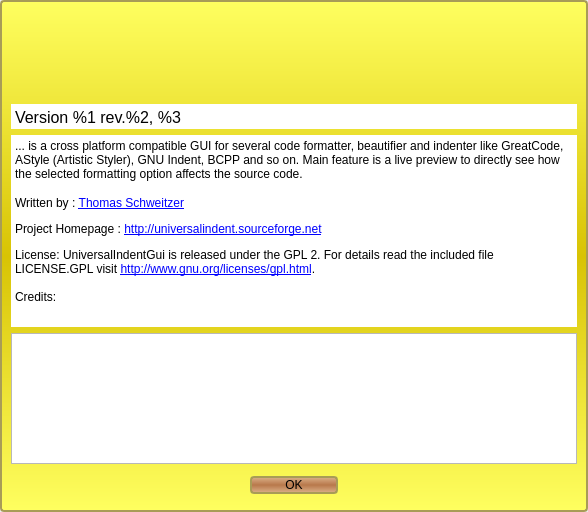
First picture: the form in src/AboutDialog.ui, repository danblakemore/universal-indent-gui, before the edit.
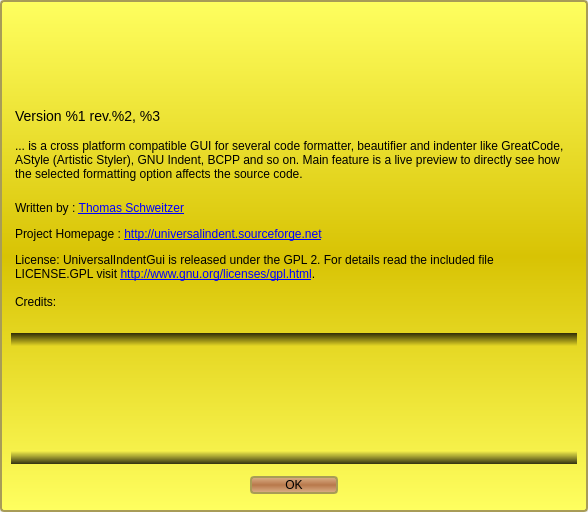
Second picture: the form after the edit. Icons and pictures are not drawn.

Commit message: Some smaller style changes for the AboutDialog and hopefully equal font for all platforms.

```diff
--- a/src/AboutDialog.ui
+++ b/src/AboutDialog.ui
@@ -84,6 +84,9 @@
           <height>25</height>
          </size>
         </property>
+        <property name="styleSheet">
+         <string notr="true">QTextBrowser{background-color:transparent}</string>
+        </property>
         <property name="frameShape">
          <enum>QFrame::NoFrame</enum>
         </property>
@@ -94,8 +97,8 @@
          <string>&lt;!DOCTYPE HTML PUBLIC &quot;-//W3C//DTD HTML 4.0//EN&quot; &quot;http://www.w3.org/TR/REC-html40/strict.dtd&quot;&gt;
 &lt;html&gt;&lt;head&gt;&lt;meta name=&quot;qrichtext&quot; content=&quot;1&quot; /&gt;&lt;style type=&quot;text/css&quot;&gt;
 p, li { white-space: pre-wrap; }
-&lt;/style&gt;&lt;/head&gt;&lt;body style=&quot; font-family:'Sans'; font-size:10pt; font-weight:400; font-style:normal;&quot;&gt;
-&lt;p style=&quot; margin-top:0px; margin-bottom:0px; margin-left:0px; margin-right:0px; -qt-block-indent:0; text-indent:0px;&quot;&gt;&lt;span style=&quot; font-size:12pt;&quot;&gt;Version %1 rev.%2, %3&lt;/span&gt;&lt;/p&gt;&lt;/body&gt;&lt;/html&gt;</string>
+&lt;/style&gt;&lt;/head&gt;&lt;body style=&quot; font-family:'Lucida Grande'; font-size:13pt; font-weight:400; font-style:normal;&quot;&gt;
+&lt;p style=&quot; margin-top:0px; margin-bottom:0px; margin-left:0px; margin-right:0px; -qt-block-indent:0; text-indent:0px;&quot;&gt;&lt;span style=&quot; font-family:'sans-serif'; font-size:large;&quot;&gt;Version %1 rev.%2, %3&lt;/span&gt;&lt;/p&gt;&lt;/body&gt;&lt;/html&gt;</string>
         </property>
        </widget>
       </item>
@@ -110,6 +113,9 @@
         <property name="acceptDrops">
          <bool>false</bool>
         </property>
+        <property name="styleSheet">
+         <string notr="true">QTextBrowser{background-color:transparent}</string>
+        </property>
         <property name="frameShape">
          <enum>QFrame::NoFrame</enum>
         </property>
@@ -120,18 +126,24 @@
          <string>&lt;!DOCTYPE HTML PUBLIC &quot;-//W3C//DTD HTML 4.0//EN&quot; &quot;http://www.w3.org/TR/REC-html40/strict.dtd&quot;&gt;
 &lt;html&gt;&lt;head&gt;&lt;meta name=&quot;qrichtext&quot; content=&quot;1&quot; /&gt;&lt;style type=&quot;text/css&quot;&gt;
 p, li { white-space: pre-wrap; }
-&lt;/style&gt;&lt;/head&gt;&lt;body style=&quot; font-family:'Sans'; font-size:10pt; font-weight:400; font-style:normal;&quot;&gt;
-&lt;p style=&quot; margin-top:0px; margin-bottom:0px; margin-left:0px; margin-right:0px; -qt-block-indent:0; text-indent:0px;&quot;&gt;&lt;span style=&quot; font-family:'MS Shell Dlg 2'; font-size:9pt;&quot;&gt;... is a cross platform compatible GUI for several code formatter, beautifier and indenter like GreatCode, AStyle (Artistic Styler), GNU Indent, BCPP and so on. Main feature is a live preview to directly see how the selected formatting option affects the source code.&lt;/span&gt;&lt;/p&gt;
-&lt;p style=&quot; margin-top:0px; margin-bottom:0px; margin-left:0px; margin-right:0px; -qt-block-indent:0; text-indent:0px;&quot;&gt;&lt;span style=&quot; font-family:'MS Shell Dlg 2'; font-size:9pt;&quot;&gt;&lt;br /&gt;Written by : &lt;/span&gt;&lt;a href=&quot;http://www.thomas-schweitzer.de&quot;&gt;&lt;span style=&quot; font-family:'MS Shell Dlg 2'; font-size:9pt; text-decoration: underline; color:#0000ff;&quot;&gt;Thomas Schweitzer&lt;/span&gt;&lt;/a&gt;&lt;/p&gt;
-&lt;p style=&quot; margin-top:12px; margin-bottom:12px; margin-left:0px; margin-right:0px; -qt-block-indent:0; text-indent:0px;&quot;&gt;&lt;span style=&quot; font-family:'MS Shell Dlg 2'; font-size:9pt;&quot;&gt;Project Homepage : &lt;/span&gt;&lt;a href=&quot;http://universalindent.sourceforge.net&quot;&gt;&lt;span style=&quot; font-family:'MS Shell Dlg 2'; font-size:9pt; text-decoration: underline; color:#0000ff;&quot;&gt;http://universalindent.sourceforge.net&lt;/span&gt;&lt;/a&gt;&lt;/p&gt;
-&lt;p style=&quot; margin-top:0px; margin-bottom:0px; margin-left:0px; margin-right:0px; -qt-block-indent:0; text-indent:0px;&quot;&gt;&lt;span style=&quot; font-family:'MS Shell Dlg 2'; font-size:9pt;&quot;&gt;License: UniversalIndentGui is released under the GPL 2. For details read the included file LICENSE.GPL visit &lt;/span&gt;&lt;a href=&quot;http://www.gnu.org/licenses/gpl.html&quot;&gt;&lt;span style=&quot; font-family:'MS Shell Dlg 2'; font-size:9pt; text-decoration: underline; color:#0000ff;&quot;&gt;http://www.gnu.org/licenses/gpl.html&lt;/span&gt;&lt;/a&gt;&lt;span style=&quot; font-family:'MS Shell Dlg 2'; font-size:9pt;&quot;&gt;.&lt;/span&gt;&lt;/p&gt;
-&lt;p style=&quot;-qt-paragraph-type:empty; margin-top:0px; margin-bottom:0px; margin-left:0px; margin-right:0px; -qt-block-indent:0; text-indent:0px; font-family:'MS Shell Dlg 2'; font-size:9pt;&quot;&gt;&lt;/p&gt;
-&lt;p style=&quot; margin-top:0px; margin-bottom:0px; margin-left:0px; margin-right:0px; -qt-block-indent:0; text-indent:0px;&quot;&gt;&lt;span style=&quot; font-family:'MS Shell Dlg 2'; font-size:9pt;&quot;&gt;Credits:&lt;/span&gt;&lt;/p&gt;&lt;/body&gt;&lt;/html&gt;</string>
+&lt;/style&gt;&lt;/head&gt;&lt;body style=&quot; font-family:'Lucida Grande'; font-size:13pt; font-weight:400; font-style:normal;&quot;&gt;
+&lt;p style=&quot; margin-top:0px; margin-bottom:0px; margin-left:0px; margin-right:0px; -qt-block-indent:0; text-indent:0px;&quot;&gt;&lt;span style=&quot; font-family:'Trebuchet MS,Helvetica,sans-serif'; font-size:medium;&quot;&gt;... is a cross platform compatible GUI for several code formatter, beautifier and indenter like GreatCode, AStyle (Artistic Styler), GNU Indent, BCPP and so on. Main feature is a live preview to directly see how the selected formatting option affects the source code.&lt;/span&gt;&lt;/p&gt;
+&lt;p style=&quot; margin-top:0px; margin-bottom:0px; margin-left:0px; margin-right:0px; -qt-block-indent:0; text-indent:0px;&quot;&gt;&lt;span style=&quot; font-family:'Trebuchet MS,Helvetica,sans-serif'; font-size:medium;&quot;&gt;&lt;br /&gt;Written by : &lt;/span&gt;&lt;a href=&quot;http://www.thomas-schweitzer.de&quot;&gt;&lt;span style=&quot; font-family:'Trebuchet MS,Helvetica,sans-serif'; font-size:medium; text-decoration: underline; color:#0000ff;&quot;&gt;Thomas Schweitzer&lt;/span&gt;&lt;/a&gt;&lt;/p&gt;
+&lt;p style=&quot; margin-top:12px; margin-bottom:12px; margin-left:0px; margin-right:0px; -qt-block-indent:0; text-indent:0px;&quot;&gt;&lt;span style=&quot; font-family:'Trebuchet MS,Helvetica,sans-serif'; font-size:medium;&quot;&gt;Project Homepage : &lt;/span&gt;&lt;a href=&quot;http://universalindent.sourceforge.net&quot;&gt;&lt;span style=&quot; font-family:'Trebuchet MS,Helvetica,sans-serif'; font-size:medium; text-decoration: underline; color:#0000ff;&quot;&gt;http://universalindent.sourceforge.net&lt;/span&gt;&lt;/a&gt;&lt;/p&gt;
+&lt;p style=&quot; margin-top:0px; margin-bottom:0px; margin-left:0px; margin-right:0px; -qt-block-indent:0; text-indent:0px;&quot;&gt;&lt;span style=&quot; font-family:'Trebuchet MS,Helvetica,sans-serif'; font-size:medium;&quot;&gt;License: UniversalIndentGui is released under the GPL 2. For details read the included file LICENSE.GPL visit &lt;/span&gt;&lt;a href=&quot;http://www.gnu.org/licenses/gpl.html&quot;&gt;&lt;span style=&quot; font-family:'Trebuchet MS,Helvetica,sans-serif'; font-size:medium; text-decoration: underline; color:#0000ff;&quot;&gt;http://www.gnu.org/licenses/gpl.html&lt;/span&gt;&lt;/a&gt;&lt;span style=&quot; font-family:'Trebuchet MS,Helvetica,sans-serif'; font-size:medium;&quot;&gt;.&lt;/span&gt;&lt;/p&gt;
+&lt;p style=&quot;-qt-paragraph-type:empty; margin-top:0px; margin-bottom:0px; margin-left:0px; margin-right:0px; -qt-block-indent:0; text-indent:0px; font-family:'Trebuchet MS,Helvetica,sans-serif'; font-size:medium;&quot;&gt;&lt;/p&gt;
+&lt;p style=&quot; margin-top:0px; margin-bottom:0px; margin-left:0px; margin-right:0px; -qt-block-indent:0; text-indent:0px;&quot;&gt;&lt;span style=&quot; font-family:'Trebuchet MS,Helvetica,sans-serif'; font-size:medium;&quot;&gt;Credits:&lt;/span&gt;&lt;/p&gt;&lt;/body&gt;&lt;/html&gt;</string>
         </property>
        </widget>
       </item>
       <item>
        <widget class="QTextBrowser" name="creditsTextBrowser">
+        <property name="styleSheet">
+         <string notr="true">QTextBrowser#creditsTextBrowser{background-color:qlineargradient(spread:pad, x1:0, y1:0, x2:0, y2:1, stop:0 rgba(0,0,0,80%), stop:0.1 rgba(0,0,0,0), stop:0.9 rgba(0,0,0,0), stop:1 rgba(0,0,0,80%) )}</string>
+        </property>
+        <property name="frameShape">
+         <enum>QFrame::NoFrame</enum>
+        </property>
         <property name="verticalScrollBarPolicy">
          <enum>Qt::ScrollBarAlwaysOff</enum>
         </property>
```
The commit also changes 1 other file.
